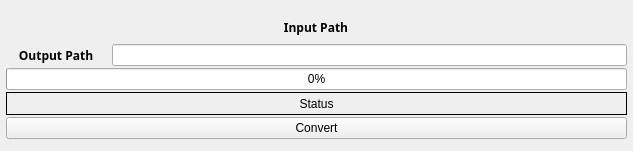
tws0002/scripts, file image_scripts/ui/sequence_crop.ui: the form before one commit.
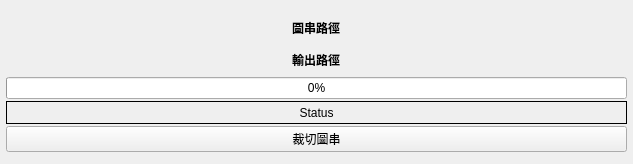
The form after the commit.

The edit to the form file:
```diff
--- a/image_scripts/ui/sequence_crop.ui
+++ b/image_scripts/ui/sequence_crop.ui
@@ -7,7 +7,7 @@
     <x>0</x>
     <y>0</y>
     <width>633</width>
-    <height>151</height>
+    <height>164</height>
    </rect>
   </property>
   <property name="windowTitle">
@@ -79,7 +79,7 @@
             </font>
            </property>
            <property name="text">
-            <string>Input Path</string>
+            <string>圖串路徑</string>
            </property>
            <property name="alignment">
             <set>Qt::AlignCenter</set>
@@ -122,7 +122,7 @@
             </font>
            </property>
            <property name="text">
-            <string>Output Path</string>
+            <string>輸出路徑</string>
            </property>
            <property name="alignment">
             <set>Qt::AlignCenter</set>
@@ -132,22 +132,6 @@
            </property>
           </widget>
          </item>
-         <item>
-          <widget class="QLineEdit" name="output_path">
-           <property name="minimumSize">
-            <size>
-             <width>400</width>
-             <height>0</height>
-            </size>
-           </property>
-           <property name="maximumSize">
-            <size>
-             <width>16777215</width>
-             <height>16777215</height>
-            </size>
-           </property>
-          </widget>
-         </item>
         </layout>
        </item>
        <item>
@@ -194,7 +178,7 @@
        <item>
         <widget class="QPushButton" name="convert_button">
          <property name="text">
-          <string>Convert</string>
+          <string>裁切圖串</string>
          </property>
         </widget>
        </item>
```
